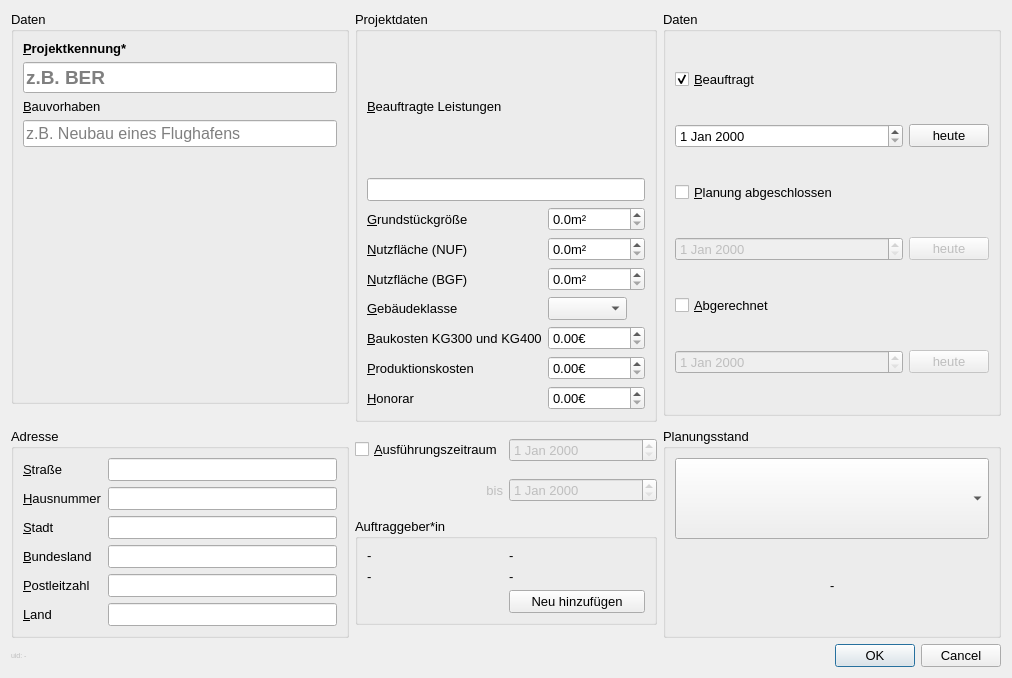
Old version of the form ui/dlg/project_dialog.ui in the repository timo-y/syp-kostenfortschreibung.
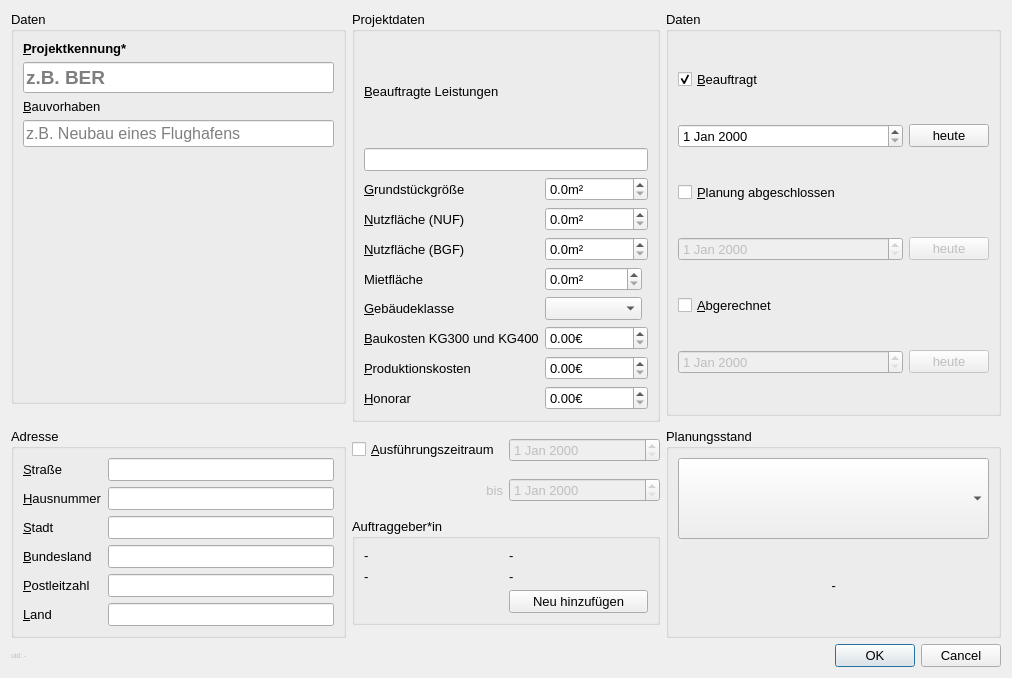
New version of the form.

Commit message:
Changelog: - Output overviews of a pcc, by main CostGroups, all CostGroups and all Trades: -- added the templates -- added button -- added templatr classes
- minor bugfixes:
-- loading a file now writes the "loaded_save_path" entry of the app_data config for saving purposes. This means, its independent of the machine.

What changed in the file:
```diff
--- a/ui/dlg/project_dialog.ui
+++ b/ui/dlg/project_dialog.ui
@@ -297,65 +297,9 @@
       <bool>true</bool>
      </property>
      <layout class="QGridLayout" name="gridLayout_3">
-      <item row="4" column="0">
-       <widget class="QLabel" name="label_usable_floor_space_nuf">
-        <property name="text">
-         <string>&amp;Nutzfläche (NUF)</string>
-        </property>
-        <property name="buddy">
-         <cstring>doubleSpinBox_usable_floor_space_nuf</cstring>
-        </property>
-       </widget>
-      </item>
       <item row="1" column="0" colspan="3">
        <widget class="QLineEdit" name="lineEdit_commissioned_services"/>
       </item>
-      <item row="4" column="1" colspan="2">
-       <widget class="QDoubleSpinBox" name="doubleSpinBox_usable_floor_space_nuf">
-        <property name="suffix">
-         <string>m²</string>
-        </property>
-        <property name="decimals">
-         <number>1</number>
-        </property>
-        <property name="maximum">
-         <double>9999999999999999932209486743616279764617084419440640.000000000000000</double>
-        </property>
-       </widget>
-      </item>
-      <item row="3" column="0">
-       <widget class="QLabel" name="label_property_size">
-        <property name="text">
-         <string>&amp;Grundstückgröße</string>
-        </property>
-        <property name="buddy">
-         <cstring>doubleSpinBox_property_size</cstring>
-        </property>
-       </widget>
-      </item>
-      <item row="6" column="0">
-       <widget class="QLabel" name="label_building_class">
-        <property name="text">
-         <string>&amp;Gebäudeklasse</string>
-        </property>
-        <property name="buddy">
-         <cstring>comboBox_building_class</cstring>
-        </property>
-       </widget>
-      </item>
-      <item row="9" column="1" colspan="2">
-       <widget class="QDoubleSpinBox" name="doubleSpinBox_production_costs">
-        <property name="suffix">
-         <string>€</string>
-        </property>
-        <property name="decimals">
-         <number>2</number>
-        </property>
-        <property name="maximum">
-         <double>1000000000000000044885712678075916785549312.000000000000000</double>
-        </property>
-       </widget>
-      </item>
       <item row="5" column="1" colspan="2">
        <widget class="QDoubleSpinBox" name="doubleSpinBox_usable_floor_space_bgf">
         <property name="suffix">
@@ -369,19 +313,9 @@
         </property>
        </widget>
       </item>
-      <item row="6" column="1">
+      <item row="8" column="1">
        <widget class="QComboBox" name="comboBox_building_class"/>
       </item>
-      <item row="11" column="0">
-       <widget class="QLabel" name="label_contract_fee">
-        <property name="text">
-         <string>&amp;Honorar</string>
-        </property>
-        <property name="buddy">
-         <cstring>doubleSpinBox_contract_fee</cstring>
-        </property>
-       </widget>
-      </item>
       <item row="5" column="0">
        <widget class="QLabel" name="label_usable_floor_space_bgf">
         <property name="text">
@@ -392,7 +326,63 @@
         </property>
        </widget>
       </item>
+      <item row="4" column="1" colspan="2">
+       <widget class="QDoubleSpinBox" name="doubleSpinBox_usable_floor_space_nuf">
+        <property name="suffix">
+         <string>m²</string>
+        </property>
+        <property name="decimals">
+         <number>1</number>
+        </property>
+        <property name="maximum">
+         <double>9999999999999999932209486743616279764617084419440640.000000000000000</double>
+        </property>
+       </widget>
+      </item>
+      <item row="13" column="1" colspan="2">
+       <widget class="QDoubleSpinBox" name="doubleSpinBox_contract_fee">
+        <property name="suffix">
+         <string>€</string>
+        </property>
+        <property name="decimals">
+         <number>2</number>
+        </property>
+        <property name="maximum">
+         <double>1000000000000000044885712678075916785549312.000000000000000</double>
+        </property>
+       </widget>
+      </item>
+      <item row="13" column="0">
+       <widget class="QLabel" name="label_contract_fee">
+        <property name="text">
+         <string>&amp;Honorar</string>
+        </property>
+        <property name="buddy">
+         <cstring>doubleSpinBox_contract_fee</cstring>
+        </property>
+       </widget>
+      </item>
       <item row="9" column="0">
+       <widget class="QLabel" name="label_construction_costs_kg300_400">
+        <property name="text">
+         <string>&amp;Baukosten KG300 und KG400</string>
+        </property>
+        <property name="buddy">
+         <cstring>doubleSpinBox_construction_costs_kg300_400</cstring>
+        </property>
+       </widget>
+      </item>
+      <item row="4" column="0">
+       <widget class="QLabel" name="label_usable_floor_space_nuf">
+        <property name="text">
+         <string>&amp;Nutzfläche (NUF)</string>
+        </property>
+        <property name="buddy">
+         <cstring>doubleSpinBox_usable_floor_space_nuf</cstring>
+        </property>
+       </widget>
+      </item>
+      <item row="11" column="0">
        <widget class="QLabel" name="label_production_costs">
         <property name="text">
          <string>&amp;Produktionskosten</string>
@@ -415,30 +405,7 @@
         </property>
        </widget>
       </item>
-      <item row="7" column="0">
-       <widget class="QLabel" name="label_construction_costs_kg300_400">
-        <property name="text">
-         <string>&amp;Baukosten KG300 und KG400</string>
-        </property>
-        <property name="buddy">
-         <cstring>doubleSpinBox_construction_costs_kg300_400</cstring>
-        </property>
-       </widget>
-      </item>
-      <item row="11" column="1" colspan="2">
-       <widget class="QDoubleSpinBox" name="doubleSpinBox_contract_fee">
-        <property name="suffix">
-         <string>€</string>
-        </property>
-        <property name="decimals">
-         <number>2</number>
-        </property>
-        <property name="maximum">
-         <double>1000000000000000044885712678075916785549312.000000000000000</double>
-        </property>
-       </widget>
-      </item>
-      <item row="7" column="1" colspan="2">
+      <item row="9" column="1" colspan="2">
        <widget class="QDoubleSpinBox" name="doubleSpinBox_construction_costs_kg300_400">
         <property name="suffix">
          <string>€</string>
@@ -451,6 +418,52 @@
         </property>
        </widget>
       </item>
+      <item row="11" column="1" colspan="2">
+       <widget class="QDoubleSpinBox" name="doubleSpinBox_production_costs">
+        <property name="suffix">
+         <string>€</string>
+        </property>
+        <property name="decimals">
+         <number>2</number>
+        </property>
+        <property name="maximum">
+         <double>1000000000000000044885712678075916785549312.000000000000000</double>
+        </property>
+       </widget>
+      </item>
+      <item row="8" column="0">
+       <widget class="QLabel" name="label_building_class">
+        <property name="text">
+         <string>&amp;Gebäudeklasse</string>
+        </property>
+        <property name="buddy">
+         <cstring>comboBox_building_class</cstring>
+        </property>
+       </widget>
+      </item>
+      <item row="3" column="0">
+       <widget class="QLabel" name="label_property_size">
+        <property name="text">
+         <string>&amp;Grundstückgröße</string>
+        </property>
+        <property name="buddy">
+         <cstring>doubleSpinBox_property_size</cstring>
+        </property>
+       </widget>
+      </item>
+      <item row="7" column="1">
+       <widget class="QDoubleSpinBox" name="doubleSpinBox_rental_space">
+        <property name="suffix">
+         <string>m²</string>
+        </property>
+        <property name="decimals">
+         <number>1</number>
+        </property>
+        <property name="maximum">
+         <double>9999999999999999455752309870428160.000000000000000</double>
+        </property>
+       </widget>
+      </item>
       <item row="0" column="0" colspan="3">
        <widget class="QLabel" name="label_commissioned_services">
         <property name="text">
@@ -461,6 +474,16 @@
         </property>
        </widget>
       </item>
+      <item row="7" column="0">
+       <widget class="QLabel" name="label_rental_space">
+        <property name="text">
+         <string>Mietfläche</string>
+        </property>
+        <property name="buddy">
+         <cstring>doubleSpinBox_usable_floor_space_bgf</cstring>
+        </property>
+       </widget>
+      </item>
      </layout>
     </widget>
    </item>
```
The commit also changes 22 other files.
